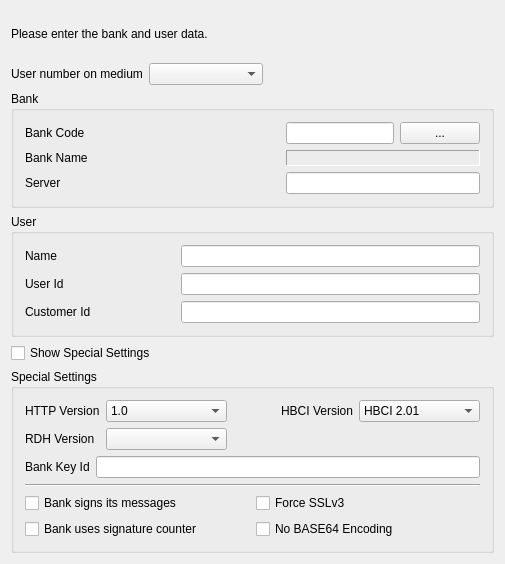
aqbanking/aqbanking, file src/plugins/backends/aqhbci/ui/qt4/libs/dialogs/wizard/editctuser.ui: the form before one commit.
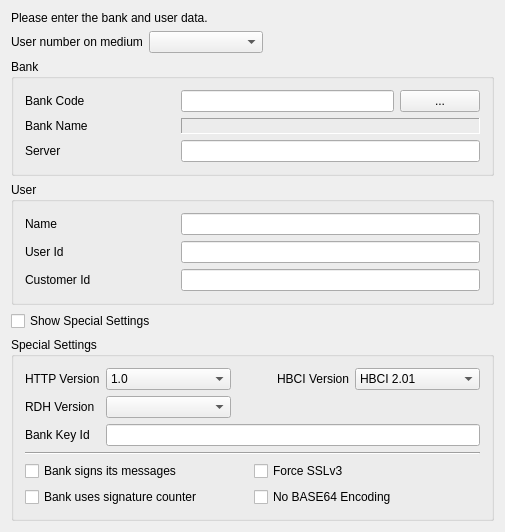
The form after the commit. Custom widgets are drawn as their Qt base class.

Diff of the .ui file:
```diff
--- a/src/plugins/backends/aqhbci/ui/qt4/libs/dialogs/wizard/editctuser.ui
+++ b/src/plugins/backends/aqhbci/ui/qt4/libs/dialogs/wizard/editctuser.ui
@@ -7,13 +7,13 @@
     <x>0</x>
     <y>0</y>
     <width>505</width>
-    <height>564</height>
+    <height>521</height>
    </rect>
   </property>
   <property name="windowTitle">
    <string>Edit Crypt Token User</string>
   </property>
-  <layout class="QVBoxLayout">
+  <layout class="QVBoxLayout" name="verticalLayout_2">
    <item>
     <widget class="QLabel" name="TextLabel1_5_2_3">
      <property name="text">
@@ -70,50 +70,11 @@
     </layout>
    </item>
    <item>
-    <widget class="Q3GroupBox" name="GroupBox11_2_2_2">
+    <widget class="QGroupBox" name="groupBox_2">
      <property name="title">
       <string>Bank</string>
      </property>
-     <layout class="QGridLayout">
-      <item row="2" column="1">
-       <widget class="QLineEdit" name="serverEdit">
-        <property name="toolTip">
-         <string>Enter the address of the bank server. For PIN/TAN, this is a full URL with server address and a trailing path.</string>
-        </property>
-       </widget>
-      </item>
-      <item row="2" column="0">
-       <widget class="QLabel" name="TextLabel1_4_2_3_2_2_2_2_2">
-        <property name="text">
-         <string>Server</string>
-        </property>
-        <property name="wordWrap">
-         <bool>false</bool>
-        </property>
-       </widget>
-      </item>
-      <item row="1" column="1">
-       <widget class="QLabel" name="bankNameLabel">
-        <property name="sizePolicy">
-         <sizepolicy hsizetype="Expanding" vsizetype="Preferred">
-          <horstretch>0</horstretch>
-          <verstretch>0</verstretch>
-         </sizepolicy>
-        </property>
-        <property name="frameShape">
-         <enum>QFrame::Panel</enum>
-        </property>
-        <property name="frameShadow">
-         <enum>QFrame::Sunken</enum>
-        </property>
-        <property name="text">
-         <string/>
-        </property>
-        <property name="wordWrap">
-         <bool>false</bool>
-        </property>
-       </widget>
-      </item>
+     <layout class="QGridLayout" name="gridLayout_3">
       <item row="0" column="0">
        <widget class="QLabel" name="TextLabel1_2_2_2_2_2_2_2">
         <property name="sizePolicy">
@@ -130,16 +91,6 @@
         </property>
        </widget>
       </item>
-      <item row="1" column="0">
-       <widget class="QLabel" name="TextLabel1_4_2_3_2_2_2_2_2_2">
-        <property name="text">
-         <string>Bank Name</string>
-        </property>
-        <property name="wordWrap">
-         <bool>false</bool>
-        </property>
-       </widget>
-      </item>
       <item row="0" column="1">
        <layout class="QHBoxLayout">
         <item>
@@ -164,29 +115,80 @@
         </item>
        </layout>
       </item>
+      <item row="1" column="0">
+       <widget class="QLabel" name="TextLabel1_4_2_3_2_2_2_2_2_2">
+        <property name="text">
+         <string>Bank Name</string>
+        </property>
+        <property name="wordWrap">
+         <bool>false</bool>
+        </property>
+       </widget>
+      </item>
+      <item row="1" column="1">
+       <widget class="QLabel" name="bankNameLabel">
+        <property name="sizePolicy">
+         <sizepolicy hsizetype="Expanding" vsizetype="Preferred">
+          <horstretch>2</horstretch>
+          <verstretch>0</verstretch>
+         </sizepolicy>
+        </property>
+        <property name="frameShape">
+         <enum>QFrame::Panel</enum>
+        </property>
+        <property name="frameShadow">
+         <enum>QFrame::Sunken</enum>
+        </property>
+        <property name="text">
+         <string/>
+        </property>
+        <property name="wordWrap">
+         <bool>false</bool>
+        </property>
+       </widget>
+      </item>
+      <item row="2" column="0">
+       <widget class="QLabel" name="TextLabel1_4_2_3_2_2_2_2_2">
+        <property name="text">
+         <string>Server</string>
+        </property>
+        <property name="wordWrap">
+         <bool>false</bool>
+        </property>
+       </widget>
+      </item>
+      <item row="2" column="1">
+       <widget class="QLineEdit" name="serverEdit">
+        <property name="sizePolicy">
+         <sizepolicy hsizetype="Expanding" vsizetype="Fixed">
+          <horstretch>2</horstretch>
+          <verstretch>0</verstretch>
+         </sizepolicy>
+        </property>
+        <property name="toolTip">
+         <string>Enter the address of the bank server. For PIN/TAN, this is a full URL with server address and a trailing path.</string>
+        </property>
+       </widget>
+      </item>
      </layout>
     </widget>
    </item>
    <item>
-    <widget class="Q3GroupBox" name="GroupBox2_2_2">
+    <widget class="QGroupBox" name="groupBox">
      <property name="title">
       <string>User</string>
      </property>
-     <layout class="QGridLayout">
-      <item row="2" column="0">
-       <widget class="QLabel" name="TextLabel1_3_2_2_2_2_2">
-        <property name="text">
-         <string>Customer Id</string>
+     <layout class="QGridLayout" name="gridLayout_2">
+      <item row="0" column="0">
+       <widget class="QLabel" name="TextLabel1_6_2_2_2">
+        <property name="sizePolicy">
+         <sizepolicy hsizetype="Preferred" vsizetype="Preferred">
+          <horstretch>1</horstretch>
+          <verstretch>0</verstretch>
+         </sizepolicy>
         </property>
-        <property name="wordWrap">
-         <bool>false</bool>
-        </property>
-       </widget>
-      </item>
-      <item row="1" column="0">
-       <widget class="QLabel" name="TextLabel1_3_2_2_2_3">
         <property name="text">
-         <string>User Id</string>
+         <string>Name</string>
         </property>
         <property name="wordWrap">
          <bool>false</bool>
@@ -206,36 +208,52 @@
         </property>
        </widget>
       </item>
+      <item row="1" column="0">
+       <widget class="QLabel" name="TextLabel1_3_2_2_2_3">
+        <property name="text">
+         <string>User Id</string>
+        </property>
+        <property name="wordWrap">
+         <bool>false</bool>
+        </property>
+       </widget>
+      </item>
       <item row="1" column="1">
        <widget class="QLineEdit" name="userIdEdit">
+        <property name="sizePolicy">
+         <sizepolicy hsizetype="Expanding" vsizetype="Fixed">
+          <horstretch>2</horstretch>
+          <verstretch>0</verstretch>
+         </sizepolicy>
+        </property>
         <property name="toolTip">
          <string>Enter the user id that the bank has given to you.</string>
         </property>
        </widget>
       </item>
+      <item row="2" column="0">
+       <widget class="QLabel" name="TextLabel1_3_2_2_2_2_2">
+        <property name="text">
+         <string>Customer Id</string>
+        </property>
+        <property name="wordWrap">
+         <bool>false</bool>
+        </property>
+       </widget>
+      </item>
       <item row="2" column="1">
        <widget class="QLineEdit" name="customerIdEdit">
+        <property name="sizePolicy">
+         <sizepolicy hsizetype="Expanding" vsizetype="Fixed">
+          <horstretch>2</horstretch>
+          <verstretch>0</verstretch>
+         </sizepolicy>
+        </property>
         <property name="toolTip">
          <string>Enter the customer id, if the bank has given one to you. If the bank has not given one to you, then leave this field blank.</string>
         </property>
        </widget>
       </item>
-      <item row="0" column="0">
-       <widget class="QLabel" name="TextLabel1_6_2_2_2">
-        <property name="sizePolicy">
-         <sizepolicy hsizetype="Preferred" vsizetype="Preferred">
-          <horstretch>1</horstretch>
-          <verstretch>0</verstretch>
-         </sizepolicy>
-        </property>
-        <property name="text">
-         <string>Name</string>
-        </property>
-        <property name="wordWrap">
-         <bool>false</bool>
-        </property>
-       </widget>
-      </item>
      </layout>
     </widget>
    </item>
@@ -247,47 +265,22 @@
     </widget>
    </item>
    <item>
-    <widget class="Q3GroupBox" name="specialGroup">
-     <property name="enabled">
-      <bool>true</bool>
-     </property>
+    <widget class="QGroupBox" name="specialGroup">
      <property name="title">
       <string>Special Settings</string>
      </property>
-     <layout class="QVBoxLayout">
+     <layout class="QVBoxLayout" name="verticalLayout">
       <item>
-       <layout class="QGridLayout">
-        <item row="1" column="3">
-         <spacer name="spacer5">
-          <property name="orientation">
-           <enum>Qt::Horizontal</enum>
+       <layout class="QGridLayout" name="gridLayout">
+        <item row="0" column="0">
+         <widget class="QLabel" name="textLabel1_2_2">
+          <property name="text">
+           <string>HTTP Version</string>
           </property>
-          <property name="sizeType">
-           <enum>QSizePolicy::Expanding</enum>
+          <property name="wordWrap">
+           <bool>false</bool>
           </property>
-          <property name="sizeHint" stdset="0">
-           <size>
-            <width>40</width>
-            <height>20</height>
-           </size>
-          </property>
-         </spacer>
-        </item>
-        <item row="1" column="2">
-         <spacer name="spacer4">
-          <property name="orientation">
-           <enum>Qt::Horizontal</enum>
-          </property>
-          <property name="sizeType">
-           <enum>QSizePolicy::Expanding</enum>
-          </property>
-          <property name="sizeHint" stdset="0">
-           <size>
-            <width>40</width>
-            <height>20</height>
-           </size>
-          </property>
-         </spacer>
+         </widget>
         </item>
         <item row="0" column="1">
          <widget class="QComboBox" name="httpVersionCombo">
@@ -312,17 +305,33 @@
           </item>
          </widget>
         </item>
-        <item row="1" column="0">
-         <widget class="QLabel" name="textLabel2">
+        <item row="0" column="2" colspan="2">
+         <spacer name="horizontalSpacer">
+          <property name="orientation">
+           <enum>Qt::Horizontal</enum>
+          </property>
+          <property name="sizeHint" stdset="0">
+           <size>
+            <width>28</width>
+            <height>20</height>
+           </size>
+          </property>
+         </spacer>
+        </item>
+        <item row="0" column="4">
+         <widget class="QLabel" name="textLabel1_2">
           <property name="text">
-           <string>RDH Version</string>
+           <string>HBCI Version</string>
+          </property>
+          <property name="alignment">
+           <set>Qt::AlignRight|Qt::AlignTrailing|Qt::AlignVCenter</set>
           </property>
           <property name="wordWrap">
            <bool>false</bool>
           </property>
          </widget>
         </item>
-        <item row="0" column="3">
+        <item row="0" column="5">
          <widget class="QComboBox" name="hbciVersionCombo">
           <property name="sizePolicy">
            <sizepolicy hsizetype="Expanding" vsizetype="Fixed">
@@ -352,13 +361,10 @@
           </item>
          </widget>
         </item>
-        <item row="0" column="2">
-         <widget class="QLabel" name="textLabel1_2">
+        <item row="1" column="0">
+         <widget class="QLabel" name="textLabel2">
           <property name="text">
-           <string>HBCI Version</string>
-          </property>
-          <property name="alignment">
-           <set>Qt::AlignRight|Qt::AlignTrailing|Qt::AlignVCenter</set>
+           <string>RDH Version</string>
           </property>
           <property name="wordWrap">
            <bool>false</bool>
@@ -378,21 +384,7 @@
           </property>
          </widget>
         </item>
-        <item row="0" column="0">
-         <widget class="QLabel" name="textLabel1_2_2">
-          <property name="text">
-           <string>HTTP Version</string>
-          </property>
-          <property name="wordWrap">
-           <bool>false</bool>
-          </property>
-         </widget>
-        </item>
-       </layout>
-      </item>
-      <item>
-       <layout class="QHBoxLayout">
-        <item>
+        <item row="2" column="0">
          <widget class="QLabel" name="TextLabelDescription">
           <property name="text">
            <string>Bank Key Id</string>
@@ -402,49 +394,32 @@
           </property>
          </widget>
         </item>
-        <item>
+        <item row="2" column="1" colspan="5">
          <widget class="QLineEdit" name="peerIdEdit">
           <property name="toolTip">
            <string>Key id used by the bank. If left blank then the user id is used</string>
           </property>
          </widget>
         </item>
-       </layout>
-      </item>
-      <item>
-       <widget class="Line" name="line1">
-        <property name="frameShape">
-         <enum>QFrame::HLine</enum>
-        </property>
-        <property name="frameShadow">
-         <enum>QFrame::Sunken</enum>
-        </property>
-       </widget>
-      </item>
-      <item>
-       <layout class="QGridLayout">
-        <item row="0" column="1">
-         <widget class="QCheckBox" name="forceSsl3Check">
-          <property name="toolTip">
-           <string>Force the use of SSLv3</string>
+        <item row="3" column="0" colspan="6">
+         <widget class="Line" name="line1">
+          <property name="frameShape">
+           <enum>QFrame::HLine</enum>
           </property>
-          <property name="whatsThis">
-           <string>&lt;qt&gt;Force the use of &lt;b&gt;SSLv3&lt;/b&gt; in &lt;b&gt;Pin/Tan&lt;/b&gt; mode&lt;/qt&gt;</string>
-          </property>
-          <property name="text">
-           <string>Force SSLv3</string>
+          <property name="frameShadow">
+           <enum>QFrame::Sunken</enum>
           </property>
          </widget>
         </item>
-        <item row="0" column="0">
+        <item row="4" column="0" colspan="2">
          <widget class="QCheckBox" name="bankSignCheck">
           <property name="text">
            <string>Bank signs its messages</string>
           </property>
          </widget>
         </item>
-        <item row="1" column="1">
-         <widget class="QCheckBox" name="noBase64Check">
+        <item row="4" column="3" colspan="2">
+         <widget class="QCheckBox" name="forceSsl3Check">
           <property name="toolTip">
            <string>Force the use of SSLv3</string>
           </property>
@@ -452,34 +427,52 @@
            <string>&lt;qt&gt;Force the use of &lt;b&gt;SSLv3&lt;/b&gt; in &lt;b&gt;Pin/Tan&lt;/b&gt; mode&lt;/qt&gt;</string>
           </property>
           <property name="text">
-           <string>No BASE64 Encoding</string>
+           <string>Force SSLv3</string>
           </property>
          </widget>
         </item>
-        <item row="1" column="0">
+        <item row="5" column="0" colspan="3">
          <widget class="QCheckBox" name="bankCounterCheck">
           <property name="text">
            <string>Bank uses signature counter</string>
           </property>
          </widget>
         </item>
+        <item row="5" column="3" colspan="3">
+         <widget class="QCheckBox" name="noBase64Check">
+          <property name="toolTip">
+           <string>Force the use of SSLv3</string>
+          </property>
+          <property name="whatsThis">
+           <string>&lt;qt&gt;Force the use of &lt;b&gt;SSLv3&lt;/b&gt; in &lt;b&gt;Pin/Tan&lt;/b&gt; mode&lt;/qt&gt;</string>
+          </property>
+          <property name="text">
+           <string>No BASE64 Encoding</string>
+          </property>
+         </widget>
+        </item>
        </layout>
       </item>
      </layout>
     </widget>
    </item>
+   <item>
+    <spacer name="verticalSpacer">
+     <property name="orientation">
+      <enum>Qt::Vertical</enum>
+     </property>
+     <property name="sizeHint" stdset="0">
+      <size>
+       <width>20</width>
+       <height>6</height>
+      </size>
+     </property>
+    </spacer>
+   </item>
   </layout>
  </widget>
  <layoutdefault spacing="6" margin="11"/>
  <pixmapfunction>qPixmapFromMimeSource</pixmapfunction>
- <customwidgets>
-  <customwidget>
-   <class>Q3GroupBox</class>
-   <extends>QGroupBox</extends>
-   <header>Qt3Support/Q3GroupBox</header>
-   <container>1</container>
-  </customwidget>
- </customwidgets>
  <tabstops>
   <tabstop>userCombo</tabstop>
   <tabstop>bankCodeEdit</tabstop>
```
Left out of the diff: 4 changed lines with no effect on the pictures.
